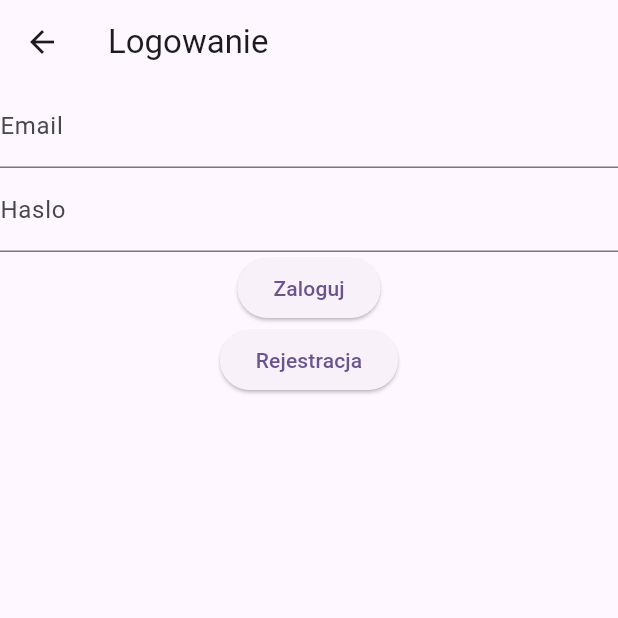
After one commit to KacperLAB/projekt, a Flutter app: the screen it shows after launch, after a tap on "Logowanie i rejestracja", on a phone screen of 412 x 824 dp, the top half of it. The commit adds this screen. Run offline on Flutter 3.47's test engine with Material 2 defaults, Android fonts, the phone set to English and light mode, and no system bars; our stand-ins replace firebase_auth, firebase_core, firebase_database; missing offline and left inert: list_picker; accounts and stored records are empty.

Commit message:
Oceny i usuwanie na ich podstawie Auth - Rejestracja i logowanie

```diff
--- a/lib/home_screen.dart
+++ b/lib/home_screen.dart
@@ -4,6 +4,9 @@ import 'package:firebase_project/models/student_model.dart';
 import 'package:flutter/material.dart';
 import 'package:list_picker/list_picker.dart';
 import 'package:firebase_project/details_screen.dart';
+import 'package:firebase_project/login_screen.dart';
+import 'package:firebase_auth/firebase_auth.dart';
+
 
 class HomeScreen extends StatefulWidget {
   const HomeScreen({super.key});
@@ -12,12 +15,15 @@ class HomeScreen extends StatefulWidget {
   State<HomeScreen> createState() => _HomeScreenState();
 }
 
+FirebaseAuth firebaseAuth = FirebaseAuth.instance;
+
 class _HomeScreenState extends State<HomeScreen> {
   DatabaseReference dbRef = FirebaseDatabase.instance.ref();
 
   final TextEditingController _nameController = TextEditingController();
   final TextEditingController _oldPriceController = TextEditingController();
   final TextEditingController _newPriceController = TextEditingController();
+  String? user = firebaseAuth.currentUser?.email;
 
   List<Student> studentList = [];
 
@@ -48,7 +54,29 @@ class _HomeScreenState extends State<HomeScreen> {
                   studentList.clear();
                   retrieveStudentData();
                 },
-                child: Text("Odswiez"))
+                child: Text("Odswiez")),
+            ElevatedButton(
+                onPressed: () {
+                  Navigator.push(
+                      context, MaterialPageRoute(builder: (context) => LoginScreen()));
+                },
+                child: Text("Logowanie i rejestracja")),
+            if(user!= null)
+            ElevatedButton(onPressed: () {
+              firebaseAuth.signOut();
+              setState(() {
+                user = null;
+              });
+            }, child: Text("Wyloguj")),
+            ElevatedButton(onPressed: () {
+              setState(() {
+                user = firebaseAuth.currentUser?.email;
+              });
+            }, child: Text("aktu")),
+            if(user == null)
+              Text("")
+            else
+             Text("Zalogowano jako:" + user!),
           ],
         ),
       ),
@@ -77,6 +105,7 @@ class _HomeScreenState extends State<HomeScreen> {
       setState(() {});
     });
   }
+
 
   //widget pojedynczej oferty
   Widget studentWidget(Student student) {
--- /dev/null
+++ b/lib/login_screen.dart
@@ -0,0 +1,65 @@
+import 'package:firebase_project/home_screen.dart';
+import 'package:flutter/material.dart';
+import 'package:firebase_auth/firebase_auth.dart';
+import 'package:firebase_project/signup_screen.dart';
+
+class LoginScreen extends StatefulWidget {
+  LoginScreen({super.key});
+
+  @override
+  State<LoginScreen> createState() => _LoginScreenState();
+}
+
+class _LoginScreenState extends State<LoginScreen> {
+
+  FirebaseAuth firebaseAuth = FirebaseAuth.instance;
+  String? errorMessage = '';
+  final TextEditingController _emailController = TextEditingController();
+  final TextEditingController _passwordController = TextEditingController();
+
+  Future<void> loginUser() async {
+    try {
+      await firebaseAuth.signInWithEmailAndPassword(
+          email: _emailController.text,
+          password: _passwordController.text,
+      );
+    } on FirebaseAuthException catch (e) {
+      setState(() {
+        errorMessage = e.message;
+      });
+    }
+  }
+
+  @override
+  Widget build(BuildContext context) {
+    return Scaffold(
+      appBar: AppBar(
+          title: const Text("Logowanie")
+      ),
+      body: Center(
+        child: Column(
+          children: [
+            TextField(
+                controller: _emailController,
+                decoration: const InputDecoration(labelText: "Email")),
+            TextField(
+                controller: _passwordController,
+                obscureText: true,
+                decoration: const InputDecoration(labelText: "Haslo")),
+            ElevatedButton(onPressed: () {
+              loginUser();
+              print(errorMessage);
+              Navigator.pop(context, MaterialPageRoute(builder: (context) => HomeScreen()));
+            }, child: Text("Zaloguj")),
+            ElevatedButton(onPressed: () {
+              Navigator.push(
+                  context, MaterialPageRoute(builder: (context) => SignupScreen()));
+            }, child: Text("Rejestracja"))
+          ],
+        ),
+      ),
+    );
+  }
+
+
+}
--- a/pubspec.yaml
+++ b/pubspec.yaml
@@ -38,6 +38,7 @@ dependencies:
   firebase_core: ^2.17.0
   firebase_database: ^10.2.7
   list_picker: ^1.1.0
+  firebase_auth: ^4.12.1
 
 dev_dependencies:
   flutter_test:
```
Also changed, not shown: lib/details_screen.dart (+62 -50 lines), lib/signup_screen.dart (added, +60 -0 lines), pubspec.lock.
